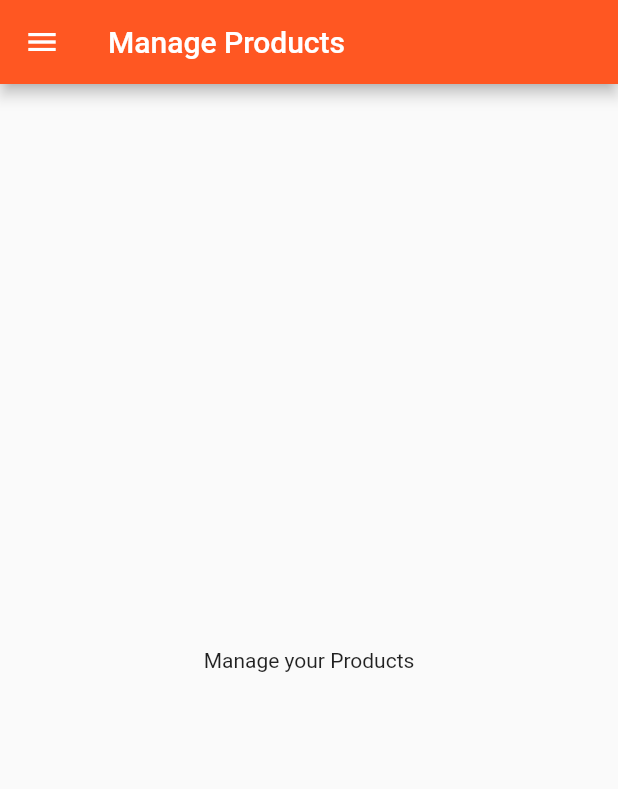
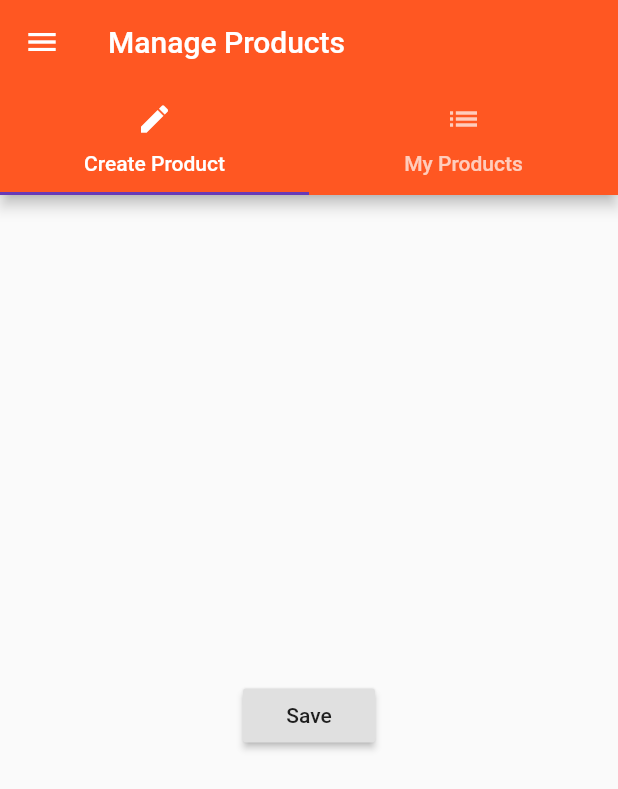
Before and after one commit to OperKH/learn_flutter, a Flutter app: the ProductsAdminPage screen opened directly, on a phone screen of 412 x 824 dp. Shown: the top 789 px of the screen. Run offline on Flutter 3.47's test engine with Material 2 defaults, Android fonts, the light colour scheme and no system bars.

Commit message:
Tabs. Named Routes. Alert. Modal.

```diff
--- /dev/null
+++ b/navigation/lib/pages/product_create.dart
@@ -0,0 +1,21 @@
+import 'package:flutter/material.dart';
+
+class ProductCreatePage extends StatelessWidget {
+  @override
+  Widget build(BuildContext context) {
+    return Center(
+      child: RaisedButton(
+        child: Text('Save'),
+        onPressed: () {
+          showModalBottomSheet(
+              context: context,
+              builder: (BuildContext context) {
+                return Center(
+                  child: Text('This is a modal!'),
+                );
+              });
+        },
+      ),
+    );
+  }
+}
--- a/navigation/lib/pages/products_admin.dart
+++ b/navigation/lib/pages/products_admin.dart
@@ -1,11 +1,14 @@
 import 'package:flutter/material.dart';
 
-import './products.dart';
+import './product_create.dart';
+import './product_list.dart';
 
 class ProductsAdminPage extends StatelessWidget {
   @override
   Widget build(BuildContext context) {
-    return Scaffold(
+    return DefaultTabController(
+      length: 2,
+      child: Scaffold(
         drawer: Drawer(
           child: Column(
             children: <Widget>[
@@ -15,22 +18,32 @@ class ProductsAdminPage extends StatelessWidget {
               ),
               ListTile(
                 title: Text('All Products'),
-              onTap: () {
-                Navigator.pushReplacement(
-                  context,
-                  MaterialPageRoute(
-                      builder: (BuildContext context) => ProductsPage()),
-                );
-              },
+                onTap: () => Navigator.pushReplacementNamed(context, '/'),
               ),
             ],
           ),
         ),
         appBar: AppBar(
           title: Text('Manage Products'),
+          bottom: TabBar(
+            tabs: <Widget>[
+              Tab(
+                icon: Icon(Icons.create),
+                text: 'Create Product',
               ),
-      body: Center(
-        child: Text('Manage your Products'),
+              Tab(
+                icon: Icon(Icons.list),
+                text: 'My Products',
+              ),
+            ],
+          ),
+        ),
+        body: TabBarView(
+          children: <Widget>[
+            ProductCreatePage(),
+            ProductListPage(),
+          ],
+        ),
       ),
     );
   }
```
Also changed, not shown: navigation/lib/main.dart (+53 -3 lines), navigation/lib/pages/auth.dart (+1 -8 lines), navigation/lib/pages/product.dart (+26 -1 lines), navigation/lib/pages/product_list.dart (added, +10 -0 lines), navigation/lib/pages/products.dart (+9 -11 lines), navigation/lib/product_manager.dart (+7 -34 lines), navigation/lib/products.dart (+3 -11 lines). Lines whose indentation alone changed are shown as unchanged.
